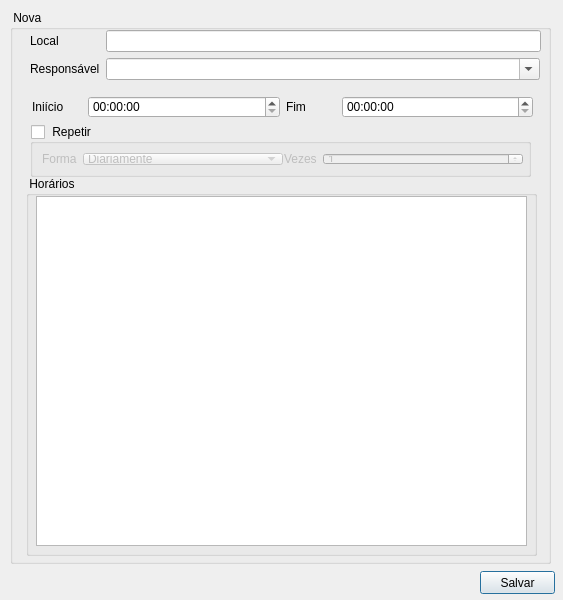
First picture: the form in Projects/Blink/Plugins/visit/newdayreserve.ui, repository MarcoBueno1/qrad, before the edit.
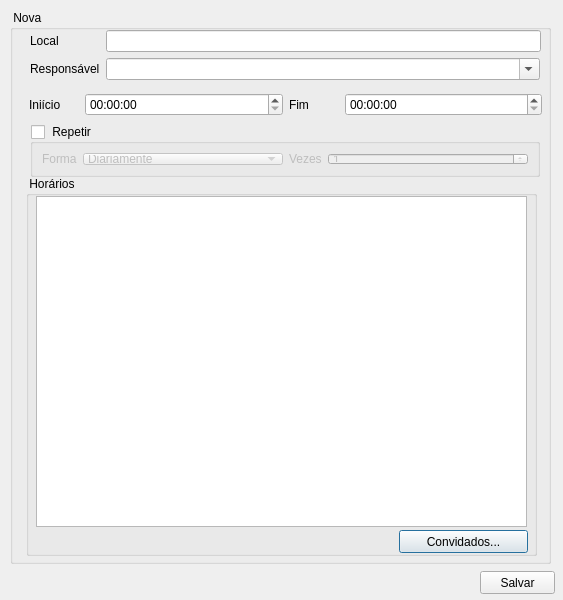
Second picture: the form after the edit. Icons and pictures are not drawn.

Diff of the .ui file:
```diff
--- a/Projects/Blink/Plugins/visit/newdayreserve.ui
+++ b/Projects/Blink/Plugins/visit/newdayreserve.ui
@@ -47,7 +47,7 @@
        <x>10</x>
        <y>20</y>
        <width>491</width>
-       <height>350</height>
+       <height>331</height>
       </rect>
      </property>
      <property name="selectionMode">
@@ -60,6 +60,19 @@
       <bool>false</bool>
      </attribute>
     </widget>
+    <widget class="QPushButton" name="pushButtonInvited">
+     <property name="geometry">
+      <rect>
+       <x>373</x>
+       <y>354</y>
+       <width>129</width>
+       <height>23</height>
+      </rect>
+     </property>
+     <property name="text">
+      <string>Convidados...</string>
+     </property>
+    </widget>
    </widget>
    <widget class="QWidget" name="layoutWidget">
     <property name="geometry">
@@ -105,10 +118,10 @@
    <widget class="QWidget" name="layoutWidget">
     <property name="geometry">
      <rect>
-      <x>22</x>
-      <y>86</y>
-      <width>501</width>
-      <height>22</height>
+      <x>19</x>
+      <y>82</y>
+      <width>513</width>
+      <height>25</height>
      </rect>
     </property>
     <layout class="QHBoxLayout" name="horizontalLayout_2">
@@ -190,7 +203,7 @@
      <rect>
       <x>20</x>
       <y>114</y>
-      <width>501</width>
+      <width>510</width>
       <height>53</height>
      </rect>
     </property>
```
